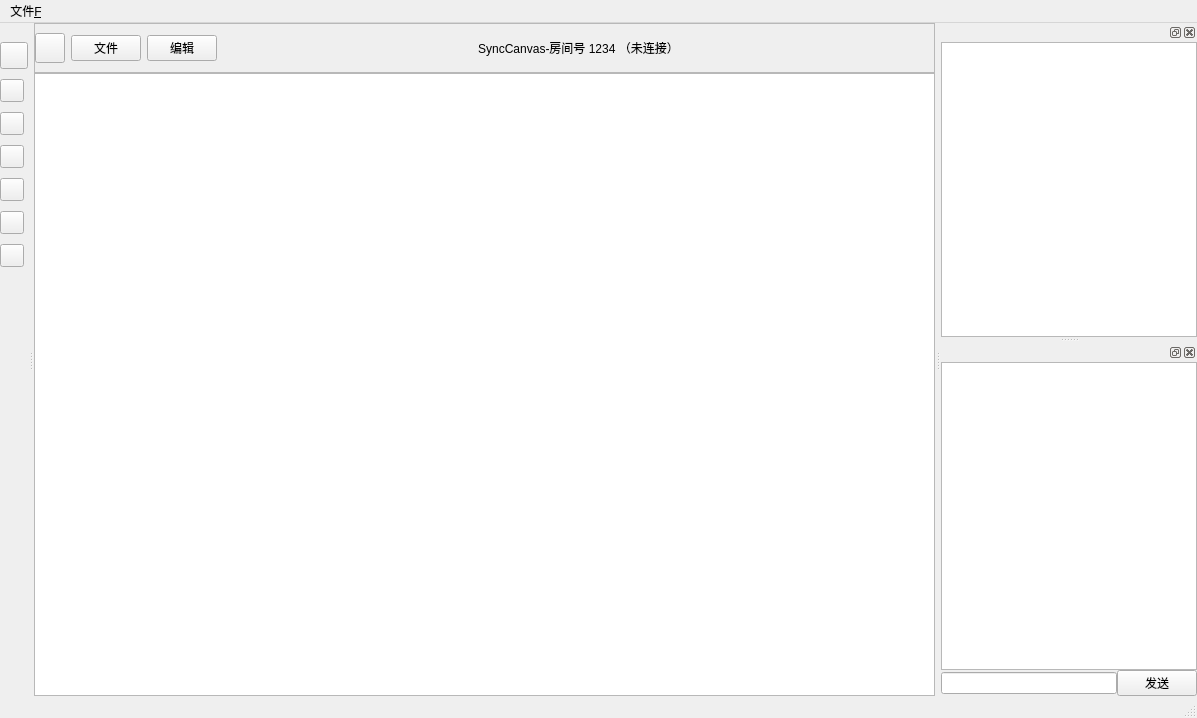
Above: DBClient/canvas.ui from shanzhi7/CoBoard-Cpp before the change. Below: the same form after it.
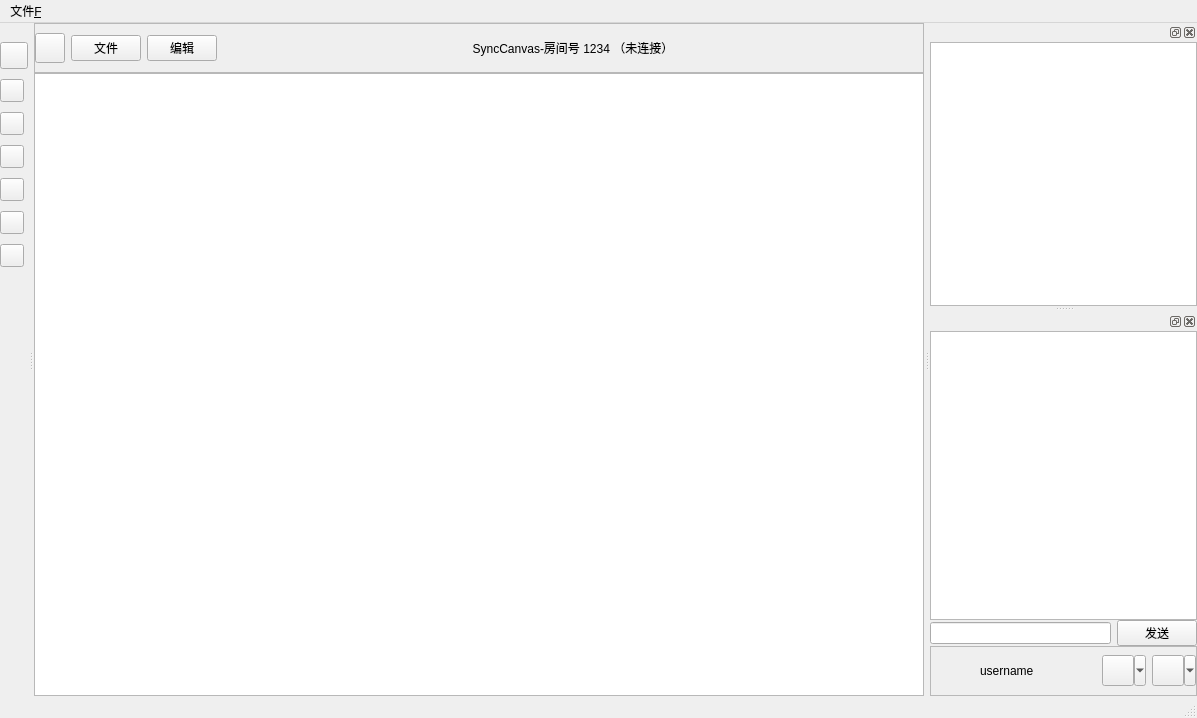
That is the form after the change. Icons and pictures are not drawn. Custom widgets are drawn as their Qt base class.

What changed in the file:
```diff
--- a/DBClient/canvas.ui
+++ b/DBClient/canvas.ui
@@ -600,6 +600,12 @@
      </item>
      <item>
       <layout class="QHBoxLayout" name="horizontalLayout">
+       <property name="spacing">
+        <number>6</number>
+       </property>
+       <property name="bottomMargin">
+        <number>0</number>
+       </property>
        <item>
         <widget class="QLineEdit" name="input_edit"/>
        </item>
@@ -612,6 +618,136 @@
        </item>
       </layout>
      </item>
+     <item>
+      <widget class="QFrame" name="user_control_frame">
+       <property name="minimumSize">
+        <size>
+         <width>0</width>
+         <height>50</height>
+        </size>
+       </property>
+       <property name="frameShape">
+        <enum>QFrame::StyledPanel</enum>
+       </property>
+       <property name="frameShadow">
+        <enum>QFrame::Raised</enum>
+       </property>
+       <layout class="QHBoxLayout" name="horizontalLayout_3">
+        <property name="leftMargin">
+         <number>3</number>
+        </property>
+        <property name="topMargin">
+         <number>0</number>
+        </property>
+        <property name="rightMargin">
+         <number>0</number>
+        </property>
+        <property name="bottomMargin">
+         <number>0</number>
+        </property>
+        <item>
+         <widget class="QLabel" name="avator_label">
+          <property name="minimumSize">
+           <size>
+            <width>40</width>
+            <height>40</height>
+           </size>
+          </property>
+          <property name="maximumSize">
+           <size>
+            <width>40</width>
+            <height>40</height>
+           </size>
+          </property>
+          <property name="styleSheet">
+           <string notr="true">border-image: url(:/res/deflaut_head.jpg);</string>
+          </property>
+          <property name="text">
+           <string/>
+          </property>
+         </widget>
+        </item>
+        <item>
+         <widget class="QLabel" name="username_label">
+          <property name="text">
+           <string>username</string>
+          </property>
+         </widget>
+        </item>
+        <item>
+         <spacer name="horizontalSpacer">
+          <property name="orientation">
+           <enum>Qt::Horizontal</enum>
+          </property>
+          <property name="sizeHint" stdset="0">
+           <size>
+            <width>62</width>
+            <height>20</height>
+           </size>
+          </property>
+         </spacer>
+        </item>
+        <item>
+         <widget class="QToolButton" name="mic_toolBtn">
+          <property name="minimumSize">
+           <size>
+            <width>35</width>
+            <height>0</height>
+           </size>
+          </property>
+          <property name="styleSheet">
+           <string notr="true"/>
+          </property>
+          <property name="text">
+           <string/>
+          </property>
+          <property name="icon">
+           <iconset resource="res.qrc">
+            <normaloff>:/res/microphoneopen.png</normaloff>:/res/microphoneopen.png</iconset>
+          </property>
+          <property name="iconSize">
+           <size>
+            <width>24</width>
+            <height>24</height>
+           </size>
+          </property>
+          <property name="popupMode">
+           <enum>QToolButton::MenuButtonPopup</enum>
+          </property>
+         </widget>
+        </item>
+        <item>
+         <widget class="QToolButton" name="speaker_toolBtn">
+          <property name="minimumSize">
+           <size>
+            <width>35</width>
+            <height>0</height>
+           </size>
+          </property>
+          <property name="styleSheet">
+           <string notr="true"/>
+          </property>
+          <property name="text">
+           <string/>
+          </property>
+          <property name="icon">
+           <iconset resource="res.qrc">
+            <normaloff>:/res/Speakeropen.png</normaloff>:/res/Speakeropen.png</iconset>
+          </property>
+          <property name="iconSize">
+           <size>
+            <width>24</width>
+            <height>24</height>
+           </size>
+          </property>
+          <property name="popupMode">
+           <enum>QToolButton::MenuButtonPopup</enum>
+          </property>
+         </widget>
+        </item>
+       </layout>
+      </widget>
+     </item>
     </layout>
    </widget>
   </widget>
```
Left out of the diff: 24 changed lines with no effect on the pictures.
